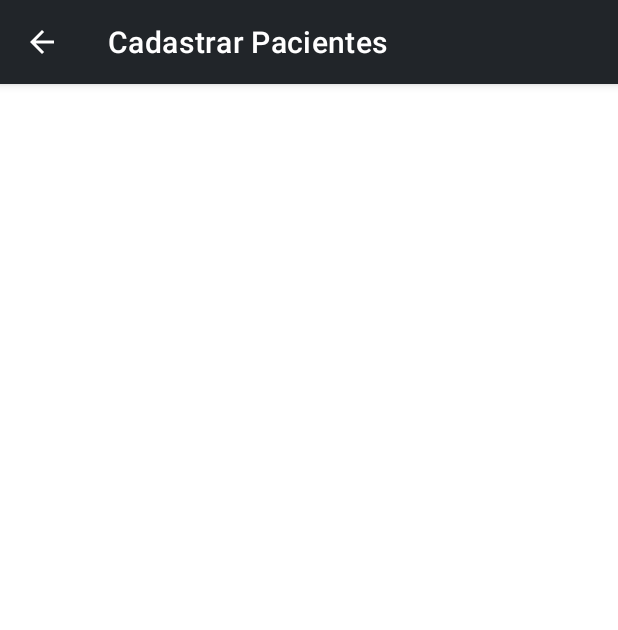
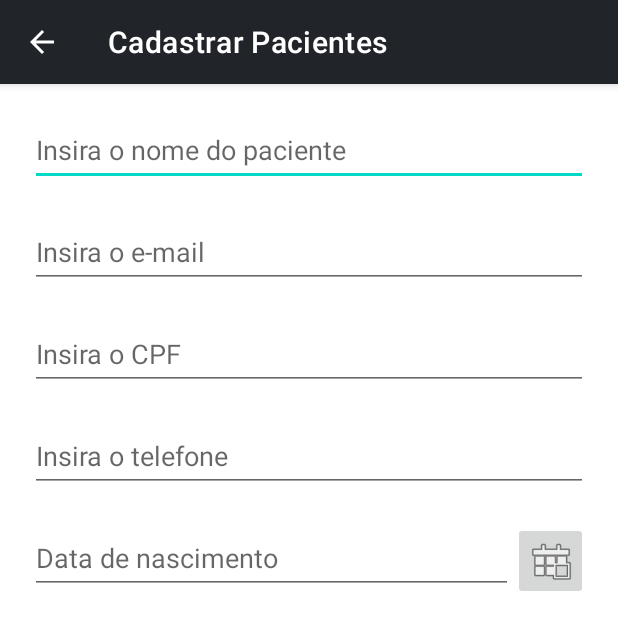
Before and after one commit to jpcarpanezi/dpmc-health-system, an Android app: the RegisterPatientsActivity screen opened directly, with no data from a screen before it, on a phone screen of 412 x 824 dp. Shown: the top 630 px of the screen. Run offline under Robolectric (Android 15) with nearby library versions, the phone set to English and light mode, and no system bars.

Commit message:
Create Register Patients

```diff
--- a/app/src/main/java/dpmc/health/system/RegisterPatientsActivity.java
+++ b/app/src/main/java/dpmc/health/system/RegisterPatientsActivity.java
@@ -13,4 +13,5 @@ public class RegisterPatientsActivity extends AppCompatActivity {
         getSupportActionBar().setDisplayHomeAsUpEnabled(true);
         getSupportActionBar().setTitle(R.string.title_register_patients);
     }
+
 }
--- a/app/src/main/res/layout/activity_register_patients.xml
+++ b/app/src/main/res/layout/activity_register_patients.xml
@@ -6,4 +6,93 @@
     android:layout_height="match_parent"
     tools:context=".RegisterPatientsActivity">
 
+    <EditText
+        android:id="@+id/userName"
+        android:layout_width="0dp"
+        android:layout_height="wrap_content"
+        android:layout_marginStart="20dp"
+        android:layout_marginTop="20dp"
+        android:layout_marginEnd="20dp"
+        android:ems="10"
+        android:hint="Insira o nome do paciente"
+        android:inputType="textPersonName"
+        android:minHeight="48dp"
+        app:layout_constraintEnd_toEndOf="parent"
+        app:layout_constraintStart_toStartOf="parent"
+        app:layout_constraintTop_toTopOf="parent" />
+
+    <EditText
+        android:id="@+id/userEmail"
+        android:layout_width="0dp"
+        android:layout_height="wrap_content"
+        android:layout_marginStart="20dp"
+        android:layout_marginTop="20dp"
+        android:layout_marginEnd="20dp"
+        android:ems="10"
+        android:hint="Insira o e-mail"
+        android:inputType="textEmailAddress"
+        android:minHeight="48dp"
+        app:layout_constraintEnd_toEndOf="parent"
+        app:layout_constraintStart_toStartOf="parent"
+        app:layout_constraintTop_toBottomOf="@+id/userName" />
+
+    <EditText
+        android:id="@+id/userCpf"
+        android:layout_width="0dp"
+        android:layout_height="wrap_content"
+        android:layout_marginStart="20dp"
+        android:layout_marginTop="20dp"
+        android:layout_marginEnd="20dp"
+        android:ems="10"
+        android:hint="Insira o CPF"
+        android:inputType="textPersonName"
+        android:minHeight="48dp"
+        app:layout_constraintEnd_toEndOf="parent"
+        app:layout_constraintStart_toStartOf="parent"
+        app:layout_constraintTop_toBottomOf="@+id/userEmail" />
+
+    <EditText
+        android:id="@+id/userPhone"
+        android:layout_width="0dp"
+        android:layout_height="wrap_content"
+        android:layout_marginStart="20dp"
+        android:layout_marginTop="20dp"
+        android:layout_marginEnd="20dp"
+        android:ems="10"
+        android:hint="Insira o telefone"
+        android:inputType="phone"
+        android:minHeight="48dp"
+        app:layout_constraintEnd_toEndOf="parent"
+        app:layout_constraintStart_toStartOf="parent"
+        app:layout_constraintTop_toBottomOf="@+id/userCpf" />
+
+    <EditText
+        android:id="@+id/birthDate"
+        android:layout_width="0dp"
+        android:layout_height="wrap_content"
+        android:layout_marginStart="20dp"
+        android:layout_marginTop="20dp"
+        android:layout_marginEnd="70dp"
+        android:ems="10"
+        android:hint="Data de nascimento"
+        android:inputType="date"
+        android:minHeight="48dp"
+        android:onClick="showDatePickerDialog"
+        app:layout_constraintEnd_toEndOf="parent"
+        app:layout_constraintStart_toStartOf="parent"
+        app:layout_constraintTop_toBottomOf="@+id/userPhone" />
+
+    <ImageButton
+        android:id="@+id/imageButton"
+        android:layout_width="0dp"
+        android:layout_height="wrap_content"
+        android:layout_marginTop="20dp"
+        android:layout_marginEnd="20dp"
+        app:layout_constraintEnd_toEndOf="parent"
+        app:layout_constraintHorizontal_bias="0.0"
+        app:layout_constraintStart_toEndOf="@+id/birthDate"
+        app:layout_constraintTop_toBottomOf="@+id/userPhone"
+        app:srcCompat="@android:drawable/ic_menu_today"
+        tools:ignore="SpeakableTextPresentCheck" />
+
 </androidx.constraintlayout.widget.ConstraintLayout>
```
